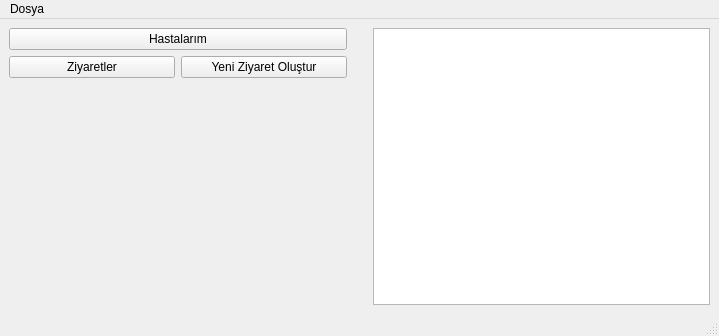
Above: ui/doktorarayuzu.ui from melihkayaduvar/saglikocagi before the change. Below: the same form after it.
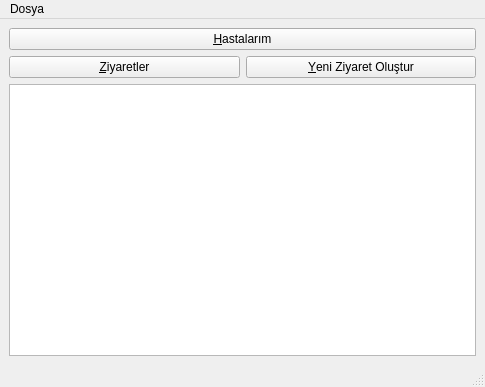
That is the form after the change.

```diff
--- a/ui/doktorarayuzu.ui
+++ b/ui/doktorarayuzu.ui
@@ -6,8 +6,8 @@
    <rect>
     <x>0</x>
     <y>0</y>
-    <width>719</width>
-    <height>336</height>
+    <width>485</width>
+    <height>387</height>
    </rect>
   </property>
   <property name="windowTitle">
@@ -20,54 +20,28 @@
       <item row="1" column="0">
        <widget class="QPushButton" name="btnZiyaret">
         <property name="text">
-         <string>Ziyaretler</string>
+         <string>&amp;Ziyaretler</string>
         </property>
        </widget>
       </item>
       <item row="1" column="1">
        <widget class="QPushButton" name="btnZiyaretOlustur">
         <property name="text">
-         <string>Yeni Ziyaret Oluştur</string>
+         <string>&amp;Yeni Ziyaret Oluştur</string>
         </property>
        </widget>
       </item>
       <item row="0" column="0" colspan="2">
        <widget class="QPushButton" name="btnHastalar">
         <property name="text">
-         <string>Hastalarım</string>
+         <string>&amp;Hastalarım</string>
         </property>
        </widget>
       </item>
      </layout>
     </item>
-    <item row="0" column="1" rowspan="2">
-     <spacer name="verticalSpacer">
-      <property name="orientation">
-       <enum>Qt::Orientation::Vertical</enum>
-      </property>
-      <property name="sizeHint" stdset="0">
-       <size>
-        <width>20</width>
-        <height>272</height>
-       </size>
-      </property>
-     </spacer>
-    </item>
-    <item row="0" column="2" rowspan="2">
-     <widget class="QTextBrowser" name="tbDuyurular"/>
-    </item>
     <item row="1" column="0">
-     <spacer name="horizontalSpacer">
-      <property name="orientation">
-       <enum>Qt::Orientation::Horizontal</enum>
-      </property>
-      <property name="sizeHint" stdset="0">
-       <size>
-        <width>330</width>
-        <height>20</height>
-       </size>
-      </property>
-     </spacer>
+     <widget class="QTextBrowser" name="tbDuyurular"/>
     </item>
    </layout>
   </widget>
@@ -76,7 +50,7 @@
     <rect>
      <x>0</x>
      <y>0</y>
-     <width>719</width>
+     <width>485</width>
      <height>21</height>
     </rect>
    </property>
```
